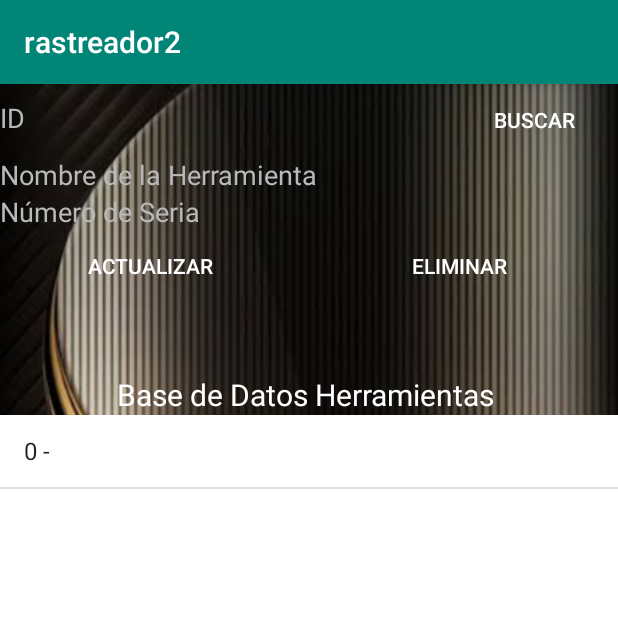
After one commit to Alexischachiro/rastreador2, an Android app: the consultarbase screen opened directly, with no data from a screen before it, on a phone screen of 412 x 824 dp, the top half of it. The commit adds this screen. Run offline under Robolectric (Android 15) with nearby library versions, the phone set to English and light mode, and no system bars.

Commit message:
se creo la base de datos para las herramientas, en ella ya puedes agregar la herramienta, puedes consultarla, en donde podras actualizarla o eliminarla y podrás ver todas las herramientas que has agregado

```diff
--- a/app/src/main/java/com/example/rastreador2/conexionSQ.java
+++ b/app/src/main/java/com/example/rastreador2/conexionSQ.java
@@ -25,7 +25,7 @@ public class conexionSQ extends SQLiteOpenHelper {
     @Override
     public void onUpgrade(SQLiteDatabase db, int versionAntigua, int versionNueva) {
 
-        db.execSQL("DROP TABLE IF EXISTS usuarios");
+        db.execSQL("DROP TABLE IF EXISTS usuarios ");
         onCreate(db);
 
     }
--- /dev/null
+++ b/app/src/main/java/com/example/rastreador2/consultarbase.java
@@ -0,0 +1,146 @@
+package com.example.rastreador2;
+
+import androidx.appcompat.app.AppCompatActivity;
+
+import android.content.ContentValues;
+import android.database.Cursor;
+import android.database.sqlite.SQLiteDatabase;
+import android.os.Bundle;
+import android.view.View;
+import android.widget.ArrayAdapter;
+import android.widget.EditText;
+import android.widget.ListView;
+import android.widget.Toast;
+
+
+import com.example.rastreador2.entidades.usuarios;
+import com.example.rastreador2.utilidades.utilidades;
+
+import java.util.ArrayList;
+
+public class consultarbase extends AppCompatActivity {
+
+    EditText campoid, camponombre, camposerie;
+    conexionSQ conn;
+    ListView listViewPersonas;
+    ArrayList<String> listaInformación;
+    ArrayList<usuarios> listaUsuarios;
+
+    conexionSQ coon;
+
+    @Override
+    protected void onCreate(Bundle savedInstanceState) {
+        super.onCreate(savedInstanceState);
+        setContentView(R.layout.activity_consultarbase);
+
+        conn=new conexionSQ(getApplicationContext(),"bd_usuarios",null,1);
+        listViewPersonas = (ListView) findViewById(R.id.listViewPersonas);
+        consultarListaPersonas();
+
+        ArrayAdapter adatador=new ArrayAdapter(this,android.R.layout.simple_list_item_1,listaInformación);
+        listViewPersonas.setAdapter(adatador);
+
+        conn =  new conexionSQ(getApplicationContext(), "bd_usuarios", null,1);
+        campoid = (EditText) findViewById(R.id.ID);
+        camponombre = (EditText) findViewById(R.id.nombre);
+        camposerie = (EditText) findViewById(R.id.numeroserie);
+
+    }
+
+    private void consultarListaPersonas() {
+
+        SQLiteDatabase db=conn.getReadableDatabase();
+        usuarios usuario=null;
+        listaUsuarios= new ArrayList<usuarios>();
+
+        Cursor cursor=db.rawQuery("SELECT * FROM"+ utilidades.TABLA_USUARIOS,null);
+        while (cursor.moveToNext()){
+            usuario=new usuarios();
+            usuario.setID(cursor.getInt(0));
+            usuario.setNombre(cursor.getString(1));
+            usuario.setSerie(cursor.getString(2));
+
+            listaUsuarios.add(usuario);
+
+        }
+        obtenerLista();
+
+    }
+
+    private void obtenerLista() {
+        listaInformación=new ArrayList<String>();
+
+        for (int i=0; i<listaUsuarios.size(); i++){
+            listaInformación.add(listaUsuarios.get(i).getID()+" - "+listaUsuarios.get(i).getNombre());
+        }
+    }
+
+
+    public void onClick (View view){
+
+        switch (view.getId()) {
+
+            case R.id.buscar:
+                buscar1();
+                break;
+            case R.id.actualizar:
+                actualizarusuario();
+                break;
+            case R.id.eliminar:
+                eliminarusuario();
+                break;
+        }
+
+    }
+
+    private void eliminarusuario() {
+        SQLiteDatabase db=conn.getWritableDatabase();
+        String [] parametros= {campoid.getText().toString()};
+
+        db.delete(utilidades.TABLA_USUARIOS, utilidades.CAMPO_ID+"=?",parametros);
+        Toast.makeText(getApplicationContext(),"Se ha eliminó la herramienta con exito",Toast.LENGTH_SHORT).show();
+        campoid.setText("");
+        limpiar();
+        db.close();
+
+    }
+
+    private void actualizarusuario() {
+        SQLiteDatabase db=conn.getWritableDatabase();
+        String [] parametros= {campoid.getText().toString()};
+        ContentValues values = new ContentValues();
+        values.put(utilidades.CAMPO_NOMBRE,camponombre.getText().toString());
+        values.put(utilidades.CAMPO_SERIE,camposerie.getText().toString());
+        db.update(utilidades.TABLA_USUARIOS,values, utilidades.CAMPO_ID+"=?",parametros);
+        Toast.makeText(getApplicationContext(),"La base de datos ha sido actualizada",Toast.LENGTH_SHORT).show();
+        db.close();
+
+    }
+
+    private void buscar1() {
+        SQLiteDatabase db=conn.getReadableDatabase();
+        String [] parametros= {campoid.getText().toString()};
+        String []campos = {utilidades.CAMPO_NOMBRE,utilidades.CAMPO_SERIE};
+
+        try {
+            Cursor cursor=db.query(utilidades.TABLA_USUARIOS,campos, utilidades.CAMPO_ID+"=?",parametros,null,null,null);
+            cursor.moveToFirst();
+            camponombre.setText(cursor.getString(0));
+            camposerie.setText(cursor.getString(1));
+            cursor.close();
+
+        }catch (Exception e){
+            Toast.makeText(getApplicationContext(),"La herramienta no existe",Toast.LENGTH_SHORT).show();
+            limpiar();
+        }
+
+
+
+    }
+
+    private void limpiar() {
+        camponombre.setText("");
+        camposerie.setText("");
+    }
+
+}
--- a/app/src/main/java/com/example/rastreador2/entidades/usuarios.java
+++ b/app/src/main/java/com/example/rastreador2/entidades/usuarios.java
@@ -12,6 +12,10 @@ public class usuarios {
         this.ID = ID;
         this.nombre = nombre;
         this.serie = serie;
+    }
+
+    public usuarios(){
+
     }
 
 
--- /dev/null
+++ b/app/src/main/res/layout/activity_consultarbase.xml
@@ -0,0 +1,118 @@
+<?xml version="1.0" encoding="utf-8"?>
+<androidx.appcompat.widget.LinearLayoutCompat xmlns:android="http://schemas.android.com/apk/res/android"
+    xmlns:app="http://schemas.android.com/apk/res-auto"
+    xmlns:tools="http://schemas.android.com/tools"
+    android:layout_width="match_parent"
+    android:layout_height="match_parent"
+    android:orientation="vertical"
+    android:background="@drawable/images"
+    tools:context=".consultarbase">
+
+
+    <LinearLayout
+        android:layout_width="match_parent"
+        android:layout_height="wrap_content"
+        android:orientation="horizontal">
+
+        <EditText
+            android:id="@+id/ID"
+            android:layout_width="300dp"
+            android:layout_height="wrap_content"
+            android:background="@color/transp"
+            android:hint="ID"
+            android:textColorHint="#B9B9B9"
+            android:textColor="#FFFFFF"
+            android:textSize="18sp"></EditText>
+
+        <Button
+            android:id="@+id/buscar"
+            android:layout_width="match_parent"
+            android:layout_height="wrap_content"
+            android:background="@color/transp"
+            android:gravity="center"
+            android:text="Buscar"
+            android:textColor="#FFFFFF"
+            android:onClick="onClick">
+
+        </Button>
+
+    </LinearLayout>
+    <LinearLayout
+        android:layout_width="match_parent"
+        android:layout_height="wrap_content"
+        android:orientation="vertical">
+
+        <EditText
+            android:id="@+id/nombre"
+            android:layout_width="match_parent"
+            android:layout_height="wrap_content"
+            android:background="@color/transp"
+            android:hint="Nombre de la Herramienta"
+            android:textColorHint="#B9B9B9"
+            android:textColor="#FFFFFF"
+            android:textSize="18sp"></EditText>
+
+        <EditText
+            android:id="@+id/numeroserie"
+            android:layout_width="match_parent"
+            android:layout_height="wrap_content"
+            android:background="@color/transp"
+            android:hint="Número de Seria"
+            android:textColorHint="#B9B9B9"
+            android:textColor="#FFFFFF"
+            android:textSize="18sp"></EditText>
+
+    </LinearLayout>
+
+    <LinearLayout
+        android:layout_width="match_parent"
+        android:layout_height="wrap_content"
+        android:orientation="horizontal">
+
+        <Button
+            android:id="@+id/actualizar"
+            android:layout_width="200dp"
+            android:layout_height="wrap_content"
+            android:background="@color/transp"
+            android:gravity="center"
+            android:text="Actualizar"
+            android:textColor="#FFFFFF"
+            android:onClick="onClick">
+
+        </Button>
+
+        <Button
+            android:id="@+id/eliminar"
+            android:layout_width="match_parent"
+            android:layout_height="wrap_content"
+            android:background="@color/transp"
+            android:gravity="center"
+            android:text="Eliminar"
+            android:textColor="#FFFFFF"
+            android:onClick="onClick">
+
+        </Button>
+
+    </LinearLayout>
+
+    <TextView
+        android:id="@+id/textView"
+        android:layout_width="match_parent"
+        android:layout_height="wrap_content"
+        android:layout_marginTop="48dp"
+        android:gravity="center"
+        android:text="Base de Datos Herramientas "
+        android:textColor="@android:color/background_light"
+        android:textSize="20dp" >
+    </TextView>
+
+    <ListView
+        android:id="@+id/listViewPersonas"
+        android:layout_width="wrap_content"
+        android:layout_height="match_parent"
+        android:background="@color/common_google_signin_btn_text_dark_default"
+        android:cacheColorHint="@color/colorAccent">
+
+    </ListView>
+
+</androidx.appcompat.widget.LinearLayoutCompat>
--- a/app/src/main/res/layout/activity_gps.xml
+++ b/app/src/main/res/layout/activity_gps.xml
@@ -109,10 +109,10 @@
             android:layout_marginTop="8dp"
             android:layout_marginEnd="8dp"
             android:layout_marginBottom="8dp"
+            android:background="@color/transp"
+            android:gravity="center"
             android:text="Ingresar Usuario"
-            android:textColor="#FFFFFF"
-            android:gravity="center"
-            android:background="@color/transp"/>
+            android:textColor="#FFFFFF" />
     </LinearLayout>
 
     <Button
--- a/app/src/main/res/values/colors.xml
+++ b/app/src/main/res/values/colors.xml
@@ -2,6 +2,6 @@
 <resources>
     <color name="colorPrimary">#008577</color>
     <color name="colorPrimaryDark">#00574B</color>
-    <color name="colorAccent">#D81B60</color>
+    <color name="colorAccent">#F0E7EA</color>
     <color name="transp">#00D81B60</color>
 </resources>
```
Also changed, not shown: app/src/main/AndroidManifest.xml (+7 -1 lines), app/src/main/java/com/example/rastreador2/GPS.java (+21 -1 lines), app/src/main/java/com/example/rastreador2/IngresarUsuario.java (added, +39 -0 lines), app/src/main/java/com/example/rastreador2/RegistrarUsuarios.java (+3 -4 lines), app/src/main/java/com/example/rastreador2/utilidades/utilidades.java (+7 -7 lines), app/src/main/res/layout/activity_ingresar_usuario.xml (added, +94 -0 lines), app/src/main/res/layout/activity_registrar_usuarios.xml (+4 -3 lines).
